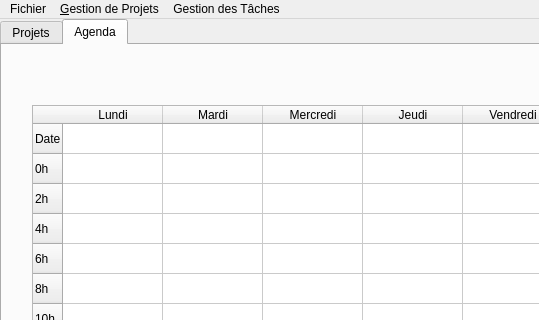
Qt form Application/InterfaceGraphique/mainWindow.ui (Erzrael/LO21) before a commit; both pictures show x 0 to 539 and y 0 to 320 of the 758 by 575 pixel window.
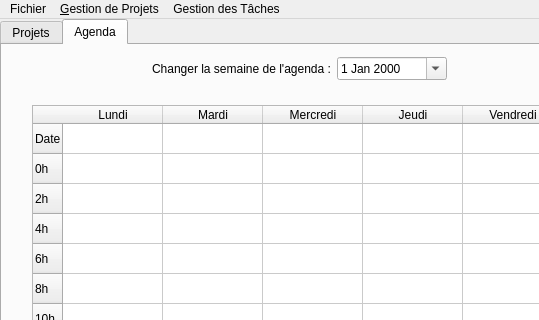
The same form after that commit. The open tabs and pages were chosen to show the change. Icons and pictures are not drawn.

Patch:
```diff
--- a/Application/InterfaceGraphique/mainWindow.ui
+++ b/Application/InterfaceGraphique/mainWindow.ui
@@ -215,6 +215,32 @@
        </property>
       </column>
      </widget>
+     <widget class="QWidget" name="">
+      <property name="geometry">
+       <rect>
+        <x>150</x>
+        <y>10</y>
+        <width>295</width>
+        <height>27</height>
+       </rect>
+      </property>
+      <layout class="QHBoxLayout" name="horizontalLayout">
+       <item>
+        <widget class="QLabel" name="label">
+         <property name="text">
+          <string>Changer la semaine de l'agenda :</string>
+         </property>
+        </widget>
+       </item>
+       <item>
+        <widget class="QDateEdit" name="choixDate">
+         <property name="calendarPopup">
+          <bool>true</bool>
+         </property>
+        </widget>
+       </item>
+      </layout>
+     </widget>
     </widget>
    </widget>
   </widget>
```
Left out of the diff: 4 changed lines with no effect on the pictures.
